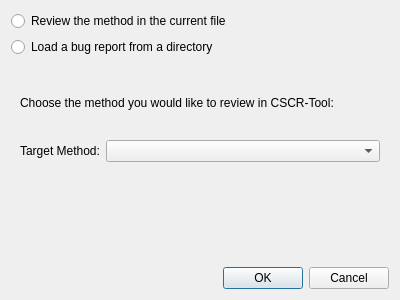
Old version of the form cscrtooldialog.ui in the repository fumeshroomXY/HMPP.
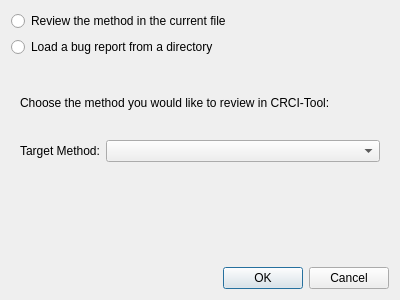
New version of the form. Icons and pictures are not drawn.

Commit message: allow developers to add or remove challenge question lists. improve the review process

Patch:
```diff
--- a/cscrtooldialog.ui
+++ b/cscrtooldialog.ui
@@ -58,7 +58,7 @@
            <item>
             <widget class="QLabel" name="label">
              <property name="text">
-              <string>Choose the method you would like to review in CSCR-Tool:</string>
+              <string>Choose the method you would like to review in CRCI-Tool:</string>
              </property>
             </widget>
            </item>
```
The commit also changes 76 other files.
